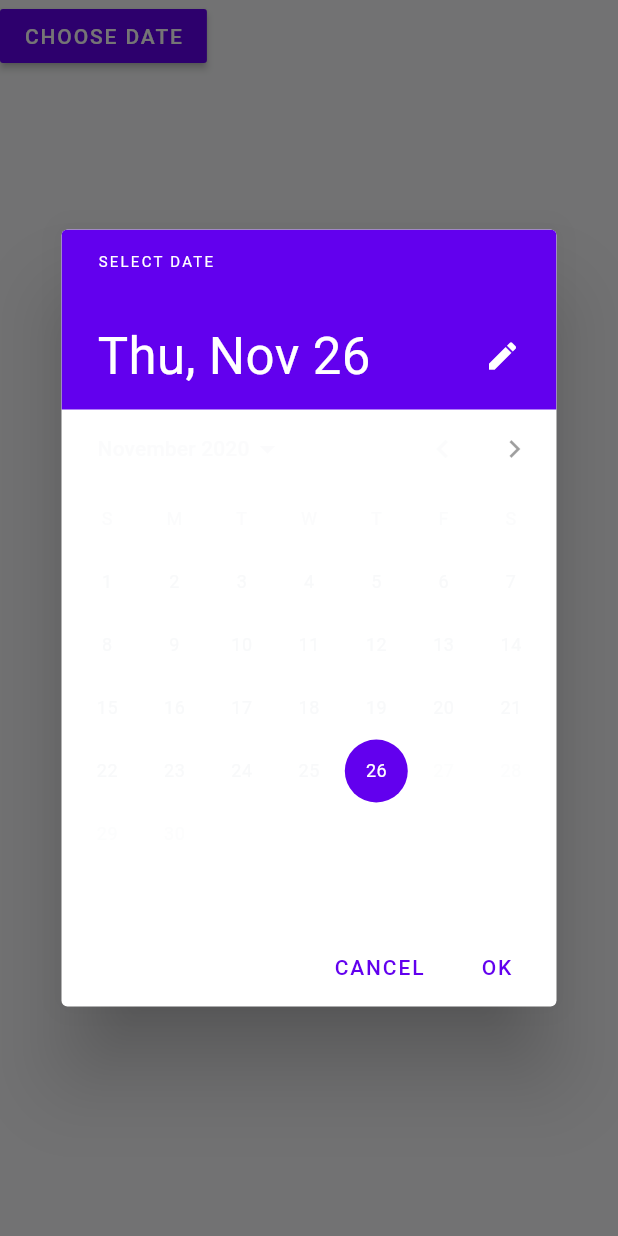
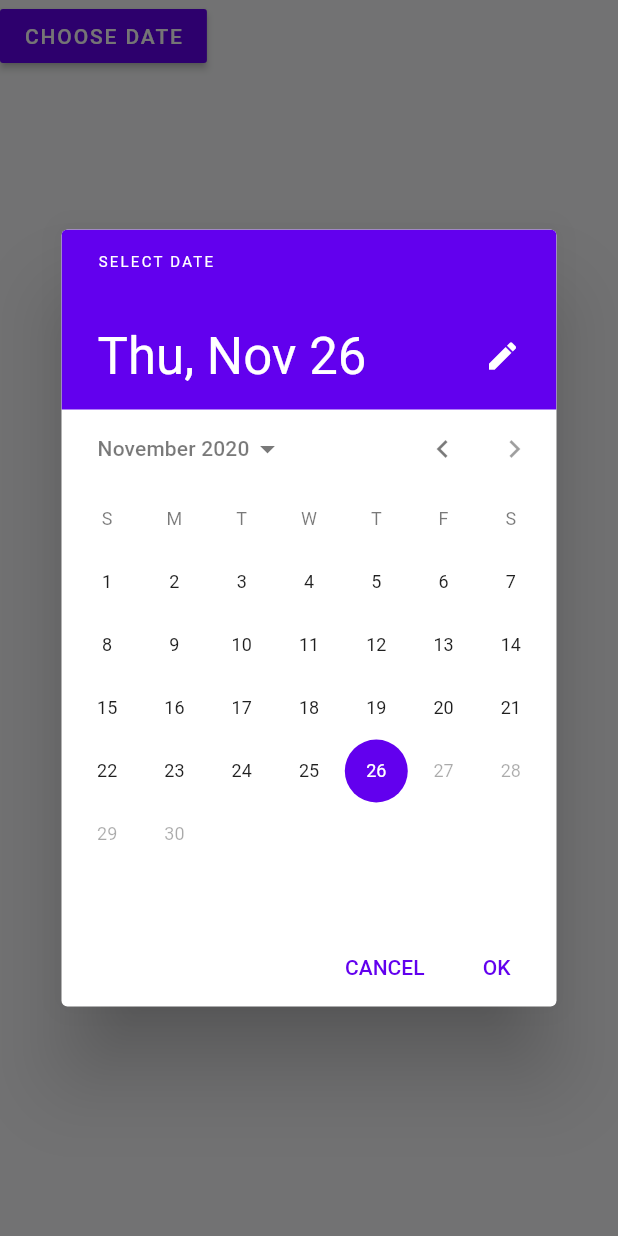
Before and after one commit to Pr47h4m/flutter_mvc, a Flutter app: the DatePickerButton widget shown alone on an empty page, opened directly, after a tap on "CHOOSE DATE", on a phone screen of 412 x 824 dp. Run offline on Flutter 3.47's test engine with Material 2 defaults, Android fonts, the phone set to English and light mode, and no system bars.

Commit message:
datepicker fix

```diff
--- a/lib/app_theme.dart
+++ b/lib/app_theme.dart
@@ -58,6 +58,16 @@ class AppTheme {
         letterSpacing: 1.25,
         fontWeight: FontWeight.w500,
       );
+
+  static const ColorScheme darkThemeDatePickerColorScheme = ColorScheme.dark(
+    surface: darkThemePrimary,
+    onSurface: darkTextColor,
+  );
+
+  static const ColorScheme lightThemeDatePickerColorScheme = ColorScheme.light(
+    surface: lightThemePrimary,
+    onSurface: lightTextColor,
+  );
 
   static const lightTextColor = const Color.fromRGBO(31, 31, 31, 1);
   static const darkTextColor = const Color.fromRGBO(225, 225, 225, 1);
--- a/lib/views/screens/home.dart
+++ b/lib/views/screens/home.dart
@@ -1,4 +1,5 @@
 import 'package:flutter/material.dart';
+import 'package:flutter_mvc/app_theme.dart';
 import 'package:flutter_mvc/views/components/app_drawer.dart';
 
 class Home extends StatelessWidget {
@@ -162,6 +163,16 @@ class _DatePickerButtonState extends State<DatePickerButton> {
       initialDate: DateTime.now(),
       firstDate: DateTime(DateTime.now().year),
       lastDate: DateTime.now(),
+      builder: (context, child) {
+        return Theme(
+          data: (MediaQuery.of(context).platformBrightness == Brightness.light)
+              ? ThemeData.light().copyWith(
+                  colorScheme: AppTheme.lightThemeDatePickerColorScheme)
+              : ThemeData.dark().copyWith(
+                  colorScheme: AppTheme.darkThemeDatePickerColorScheme),
+          child: child,
+        );
+      },
     ).then((value) {
       setState(() {
         _selectedDate = value;
```
